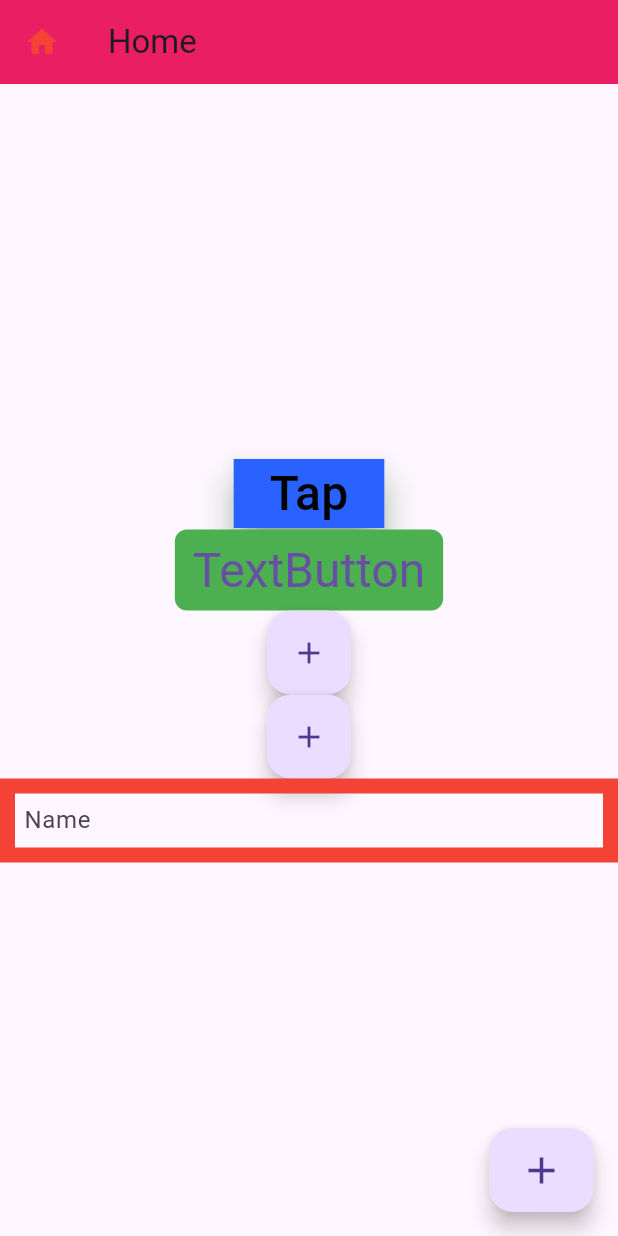
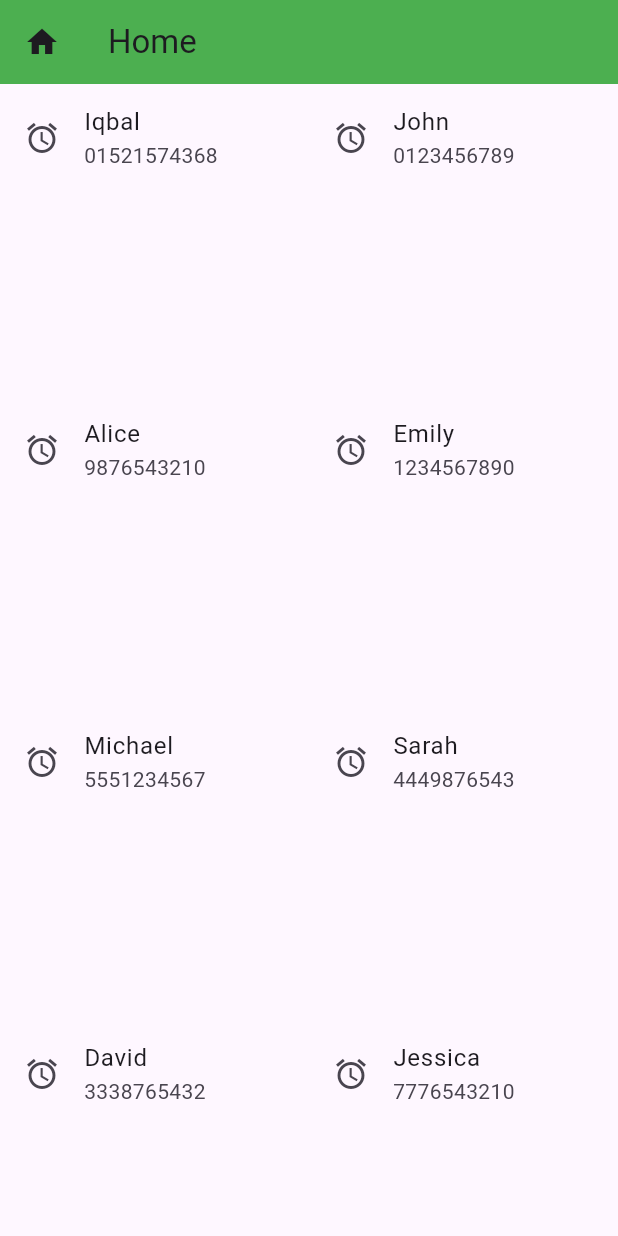
Before and after one commit to IqbalMahbub/Flutter_Project, a Flutter app: the screen it shows after launch, on a phone screen of 412 x 824 dp. Run offline on Flutter 3.47's test engine with Material 3 defaults, Android fonts, the phone set to English and light mode, and no system bars.

Commit message:
gridView

```diff
--- a/lib/main.dart
+++ b/lib/main.dart
@@ -1,126 +1,72 @@
-import 'dart:ffi';
+import 'package:flutter/cupertino.dart';
+import 'package:flutter/material.dart';
 
-import 'package:flutter/material.dart';
-//import 'dart:ui';
-
-void main() {
-  runApp(myApp());
+main() {
+  runApp(App());
 }
 
-class myApp extends StatelessWidget {
+class App extends StatelessWidget {
   @override
   Widget build(BuildContext context) {
     return MaterialApp(
-      title: 'Todo app',
-      home: homeScreen(),
+      title: "Product Show App",
+      home: HomeActivity(),
     );
   }
 }
 
-class homeScreen extends StatelessWidget {
-  TextEditingController searchTextFileController = TextEditingController();
+var myItems = [
+  {"name": "Iqbal", "Phn": "01521574368", "types": "Friend"},
+  {"name": "John", "Phn": "0123456789", "types": "Family"},
+  {"name": "Alice", "Phn": "9876543210", "types": "Colleague"},
+  {"name": "Emily", "Phn": "1234567890", "types": "Neighbor"},
+  {"name": "Michael", "Phn": "5551234567", "types": "Classmate"},
+  {"name": "Sarah", "Phn": "4449876543", "types": "Co-worker"},
+  {"name": "David", "Phn": "3338765432", "types": "Acquaintance"},
+  {"name": "Jessica", "Phn": "7776543210", "types": "Friend"},
+  {"name": "Daniel", "Phn": "9998887776", "types": "Family"},
+  {"name": "Sophia", "Phn": "1112223334", "types": "Colleague"},
+  {"name": "James", "Phn": "6665554443", "types": "Neighbor"},
+  {"name": "Emma", "Phn": "8889990001", "types": "Classmate"},
+  {"name": "Ryan", "Phn": "5551239876", "types": "Co-worker"},
+  {"name": "Olivia", "Phn": "4449871234", "types": "Acquaintance"},
+  {"name": "Benjamin", "Phn": "3338769876", "types": "Friend"},
+  {"name": "Mia", "Phn": "7776540123", "types": "Family"},
+  {"name": "William", "Phn": "9998885678", "types": "Colleague"},
+  {"name": "Ella", "Phn": "1112228765", "types": "Neighbor"},
+  {"name": "Aiden", "Phn": "6665556543", "types": "Classmate"},
+  {"name": "Sofia", "Phn": "8889992345", "types": "Co-worker"}
+];
 
+mysSnackBar(context, msg) {
+  return ScaffoldMessenger.of(context)
+      .showSnackBar(SnackBar(content: Text(msg)));
+}
+
+class HomeActivity extends StatelessWidget {
   @override
   Widget build(BuildContext context) {
     return Scaffold(
-        appBar: AppBar(
-          leading: Icon(color: Colors.red, Icons.home),
-          title: Text('Home'),
-          backgroundColor: Colors.pink,
-        ),
-        floatingActionButton: FloatingActionButton.extended(
-          onPressed: () {},
-          label: Icon(
-            Icons.add,
-            size: 30,
-            opticalSize: 40,
-          ),
-        ),
-        body: Center(
-          child: Column(
-            mainAxisAlignment: MainAxisAlignment.center,
-            children: [
-              ElevatedButton(
-                onPressed: () {
-                  print("Hello ");
+      appBar: AppBar(
+        leading: Icon(Icons.home),
+        backgroundColor: Colors.green,
+        title: Text('Home'),
+      ),
+      body: GridView.builder(
+          gridDelegate: SliverGridDelegateWithFixedCrossAxisCount(
+              crossAxisCount: 2, mainAxisSpacing: 2),
+          itemCount: myItems.length,
+          itemBuilder: (context, index) {
+            return InkWell(
+                onTap: () {
+                  mysSnackBar(context, myItems[index]['types']);
                 },
-                child: Text(
-                  'Tap',
-                  style: TextStyle(fontSize: 32, color: Colors.black),
-                ),
-                style: ElevatedButton.styleFrom(
-                    backgroundColor: Colors.blueAccent.shade700,
-                    foregroundColor: Colors.black,
-                    shadowColor: Colors.green,
-                    elevation: 10,
-                    //padding: EdgeInsets.all(20),
-                    shape: RoundedRectangleBorder(
-                      borderRadius: BorderRadius.vertical(),
-                    )),
-              ),
-              TextButton(
-                  onPressed: () {},
-                  child: Text('TextButton'),
-                  style: TextButton.styleFrom(
-                    backgroundColor: Colors.green,
-                    shape: RoundedRectangleBorder(
-                        borderRadius: BorderRadius.circular(8)),
-                    textStyle: TextStyle(fontSize: 32),
-                  )),
-              //IconButton(onPressed: () {}, icon: Icon(Icons.add)),
-              FloatingActionButton(
-                onPressed: () {},
-                child: Icon(
-                  Icons.add,
-                ),
-              ),
-              FloatingActionButton(
-                onPressed: () {},
-                child: Icon(
-                  Icons.add,
-                ),
-              ),
-              TextField(
-                controller: searchTextFileController,
-                onTap: () {
-                  print('Taped');
-                },
-                keyboardType: TextInputType.number,
-                onChanged: (String input) {
-                  print(input);
-                },
-                textInputAction: TextInputAction.done,
-                onSubmitted: (String value) {
-                  print(searchTextFileController.text);
-                  searchTextFileController.clear();
-                },
-                obscureText: true,
-                decoration: InputDecoration(
-                  enabled: true,
-                  hintText: 'Enter your Name',
-                  label: Text('Name'),
-                  border: OutlineInputBorder(
-                      borderSide: BorderSide(
-                    color: Colors.amber,
-                    width: 10,
-                    style: BorderStyle.solid,
-                  )),
-                  enabledBorder: OutlineInputBorder(
-                      borderSide: BorderSide(
-                    color: Colors.red,
-                    width: 10,
-                    style: BorderStyle.solid,
-                  )),
-                  disabledBorder: OutlineInputBorder(
-                      borderSide: BorderSide(
-                    color: Colors.yellowAccent.shade400,
-                    width: 10,
-                    style: BorderStyle.solid,
-                  )),
-                ),
-              ),
-            ],
-          ),
-        ));
+                child: ListTile(
+                  leading: Icon(Icons.access_alarm),
+                  title: Text(myItems[index]['name']!),
+                  subtitle: Text(myItems[index]['Phn']!),
+                ));
+          }),
+    );
   }
 }
```
